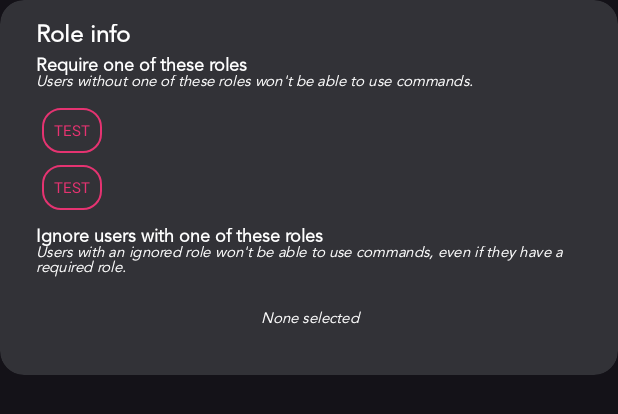
After one commit to xNik3e/UntitledDiscordBot, an Android app: the layout layout_role_info.xml on its own in the app's theme, with its tools: preview values and no code run, on a phone screen of 412 x 824 dp. The commit adds this screen. Shown: the top 414 px of the screen. Run offline under Robolectric (Android 15) with nearby library versions, the phone set to English and light mode, and no system bars.

Commit message:
Add Some Layouts

```diff
--- a/app/build.gradle
+++ b/app/build.gradle
@@ -43,6 +43,7 @@ dependencies {
     implementation 'com.google.android.material:material:1.7.0'
     implementation "androidx.browser:browser:1.4.0"
     implementation 'androidx.constraintlayout:constraintlayout:2.1.4'
+    implementation 'com.google.android.flexbox:flexbox:3.0.0'
     testImplementation 'junit:junit:4.13.2'
     androidTestImplementation 'androidx.test.ext:junit:1.1.3'
     androidTestImplementation 'androidx.test.espresso:espresso-core:3.4.0'
--- /dev/null
+++ b/app/src/main/res/layout/layout_role_info.xml
@@ -0,0 +1,118 @@
+<?xml version="1.0" encoding="utf-8"?>
+<com.google.android.material.card.MaterialCardView xmlns:android="http://schemas.android.com/apk/res/android"
+    xmlns:app="http://schemas.android.com/apk/res-auto"
+    xmlns:tools="http://schemas.android.com/tools"
+    android:layout_width="match_parent"
+    android:layout_height="wrap_content"
+
+    android:elevation="@dimen/padding_8"
+    app:cardBackgroundColor="@color/surface_dark_grey"
+    app:cardCornerRadius="@dimen/dp_16"
+    app:strokeWidth="0dp">
+
+
+    <LinearLayout
+        android:layout_width="match_parent"
+        android:layout_height="wrap_content"
+        android:orientation="vertical"
+        android:paddingLeft="@dimen/dp_24"
+        android:paddingTop="@dimen/dp_16"
+        android:paddingRight="@dimen/dp_24"
+        android:paddingBottom="@dimen/dp_16">
+
+
+        <TextView
+            style="@style/myFontStyle.Regular"
+            android:layout_width="wrap_content"
+            android:layout_height="wrap_content"
+            android:paddingBottom="@dimen/dp_6"
+            android:text="@string/role_info"
+            android:textSize="@dimen/text_medium"
+            android:textStyle="bold" />
+
+
+        <TextView
+            style="@style/myFontStyle.Regular"
+            android:layout_width="wrap_content"
+            android:layout_height="wrap_content"
+            android:text="@string/require_one_of_roles_info"
+            android:textSize="@dimen/text_very_small"
+            android:textStyle="bold" />
+
+        <TextView
+            style="@style/myFontStyle.Regular"
+            android:layout_width="wrap_content"
+            android:layout_height="wrap_content"
+            android:paddingBottom="@dimen/dp_8"
+            android:text="@string/require_one_of_roles_value"
+            android:textSize="@dimen/text_tiny"
+            android:textStyle="italic" />
+
+
+        <androidx.recyclerview.widget.RecyclerView
+            android:id="@+id/rv_roles_require"
+            android:layout_width="match_parent"
+            android:layout_height="wrap_content"
+            android:orientation="horizontal"
+            android:scrollbars="none"
+            android:visibility="visible"
+            android:paddingBottom="@dimen/dp_8"
+            tools:itemCount="2"
+            tools:listitem="@layout/recycler_view_item_role_chip" />
+
+        <TextView
+            style="@style/myFontStyle.Regular"
+            android:layout_width="match_parent"
+            android:layout_height="wrap_content"
+            android:gravity="center"
+            android:id="@+id/empty_require"
+            android:padding="@dimen/dp_16"
+            android:text="@string/none_selected"
+            android:textSize="@dimen/text_tiny"
+            android:textStyle="italic"
+            android:visibility="gone" />
+
+        <TextView
+            style="@style/myFontStyle.Regular"
+            android:layout_width="wrap_content"
+            android:layout_height="wrap_content"
+            android:text="@string/ignore_users_with_one_of_these_roles"
+            android:textSize="@dimen/text_very_small"
+            android:textStyle="bold" />
+
+        <TextView
+            style="@style/myFontStyle.Regular"
+            android:layout_width="wrap_content"
+            android:layout_height="wrap_content"
+            android:paddingBottom="@dimen/dp_8"
+            android:text="@string/role_ignored"
+            android:textSize="@dimen/text_tiny"
+            android:textStyle="italic" />
+
+        <androidx.recyclerview.widget.RecyclerView
+            android:id="@+id/rv_roles_ignore"
+            android:layout_width="match_parent"
+            android:layout_height="wrap_content"
+            android:orientation="horizontal"
+            android:scrollbars="none"
+            android:visibility="gone"
+            tools:itemCount="2"
+            tools:listitem="@layout/recycler_view_item_role_chip" />
+
+        <TextView
+            style="@style/myFontStyle.Regular"
+            android:layout_width="match_parent"
+            android:layout_height="wrap_content"
+            android:gravity="center"
+            android:id="@+id/empty_ignore"
+            android:padding="@dimen/dp_16"
+            android:text="@string/none_selected"
+            android:textSize="@dimen/text_tiny"
+            android:textStyle="italic"
+            android:visibility="visible" />
+
+
+    </LinearLayout>
+
+
+</com.google.android.material.card.MaterialCardView>
--- /dev/null
+++ b/app/src/main/res/layout/recycler_view_item_role_chip.xml
@@ -0,0 +1,23 @@
+<?xml version="1.0" encoding="utf-8"?>
+<LinearLayout xmlns:android="http://schemas.android.com/apk/res/android"
+    xmlns:tools="http://schemas.android.com/tools"
+    android:id="@+id/role_chip"
+    android:layout_width="wrap_content"
+    android:layout_height="wrap_content"
+    android:background="@drawable/add_button_transparent"
+    android:backgroundTint="@color/active_color"
+    android:orientation="vertical"
+    android:layout_margin="@dimen/dp_4"
+    android:padding="@dimen/dp_8">
+
+    <TextView
+        android:layout_width="wrap_content"
+        android:layout_height="wrap_content"
+        tools:text="TEST"
+        android:textColor="@color/active_color"
+        android:textAllCaps="false"
+        android:textSize="@dimen/text_tiny"
+        android:id="@+id/role_chip_name"/>
+
+
+</LinearLayout>
--- a/app/src/main/res/values/strings.xml
+++ b/app/src/main/res/values/strings.xml
@@ -24,4 +24,10 @@
     <string name="log_out">Log Out</string>
     <string name="not_available">This feature is not yet available.\n\n Gimme some sleep</string>
     <string name="server_prefix">Server prefix:</string>
+    <string name="role_info">Role info</string>
+    <string name="require_one_of_roles_info">Require one of these roles</string>
+    <string name="require_one_of_roles_value">Users without one of these roles won\'t be able to use commands.</string>
+    <string name="none_selected">None selected</string>
+    <string name="ignore_users_with_one_of_these_roles">Ignore users with one of these roles</string>
+    <string name="role_ignored">Users with an ignored role won\'t be able to use commands, even if they have a required role.</string>
 </resources>
```
